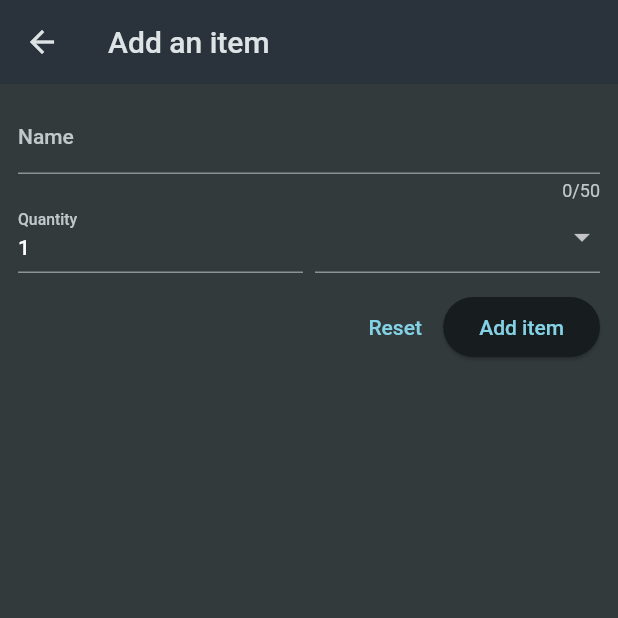
After one commit to vinhgiang/shopping_list, a Flutter app: the screen it shows after launch, after a tap on the "add" icon, on a phone screen of 412 x 824 dp, the top half of it. The commit adds this screen. Run offline on Flutter 3.47's test engine with Material 2 defaults, Android fonts, the phone set to English and light mode, and no system bars.

Commit message:
add new item form

```diff
--- a/lib/widgets/grocery_list.dart
+++ b/lib/widgets/grocery_list.dart
@@ -1,15 +1,35 @@
 import 'package:flutter/material.dart';
 import 'package:shopping_list/data/dummy_items.dart';
 import 'package:shopping_list/widgets/grocery_item.dart';
+import 'package:shopping_list/widgets/new_item.dart';
 
-class GroceryList extends StatelessWidget {
+class GroceryList extends StatefulWidget {
   const GroceryList({super.key});
+
+  @override
+  State<GroceryList> createState() => _GroceryListState();
+}
+
+class _GroceryListState extends State<GroceryList> {
+  void _addItem() {
+    Navigator.of(context).push(
+      MaterialPageRoute(
+        builder: (ctx) => const NewItem(),
+      ),
+    );
+  }
 
   @override
   Widget build(BuildContext context) {
     return Scaffold(
       appBar: AppBar(
         title: const Text('Grocery List'),
+        actions: [
+          IconButton(
+            onPressed: _addItem,
+            icon: const Icon(Icons.add),
+          ),
+        ],
       ),
       body: ListView.builder(
         itemCount: groceryItems.length,
--- /dev/null
+++ b/lib/widgets/new_item.dart
@@ -0,0 +1,107 @@
+import 'package:flutter/material.dart';
+import 'package:shopping_list/data/categories.dart';
+
+class NewItem extends StatefulWidget {
+  const NewItem({super.key});
+
+  @override
+  State<NewItem> createState() {
+    return _NewItemState();
+  }
+}
+
+class _NewItemState extends State<NewItem> {
+  @override
+  Widget build(BuildContext context) {
+    return Scaffold(
+      appBar: AppBar(
+        title: const Text('Add an item'),
+      ),
+      body: Padding(
+        padding: const EdgeInsets.all(12),
+        child: Form(
+          child: Column(
+            children: [
+              TextFormField(
+                maxLength: 50,
+                decoration: const InputDecoration(
+                  labelText: 'Name',
+                ),
+                validator: (value) {
+                  if (value == null ||
+                      value.isEmpty ||
+                      value.trim().length <= 1 ||
+                      value.trim().length > 50) {
+                    return 'Must be between 1 and 50 characters.';
+                  }
+                  return null;
+                },
+              ),
+              Row(
+                crossAxisAlignment: CrossAxisAlignment.end,
+                children: [
+                  Expanded(
+                    child: TextFormField(
+                      decoration: const InputDecoration(
+                        labelText: 'Quantity',
+                      ),
+                      initialValue: '1',
+                      validator: (value) {
+                        if (value == null ||
+                            value.isEmpty ||
+                            int.tryParse(value) == null ||
+                            int.tryParse(value)! <= 0) {
+                          return 'Must be greater than 0.';
+                        }
+                        return null;
+                      },
+                    ),
+                  ),
+                  const SizedBox(width: 8),
+                  Expanded(
+                    child: DropdownButtonFormField(
+                      items: [
+                        for (final category in categories.entries)
+                          DropdownMenuItem(
+                            value: category.value,
+                            child: Row(
+                              children: [
+                                Container(
+                                  width: 16,
+                                  height: 16,
+                                  color: category.value.color,
+                                ),
+                                const SizedBox(
+                                  width: 8,
+                                ),
+                                Text(category.value.name)
+                              ],
+                            ),
+                          )
+                      ],
+                      onChanged: (value) => {},
+                    ),
+                  )
+                ],
+              ),
+              const SizedBox(height: 12),
+              Row(
+                mainAxisAlignment: MainAxisAlignment.end,
+                children: [
+                  TextButton(
+                    onPressed: () {},
+                    child: const Text('Reset'),
+                  ),
+                  ElevatedButton(
+                    onPressed: () => {},
+                    child: const Text('Add item'),
+                  ),
+                ],
+              )
+            ],
+          ),
+        ),
+      ),
+    );
+  }
+}
```
